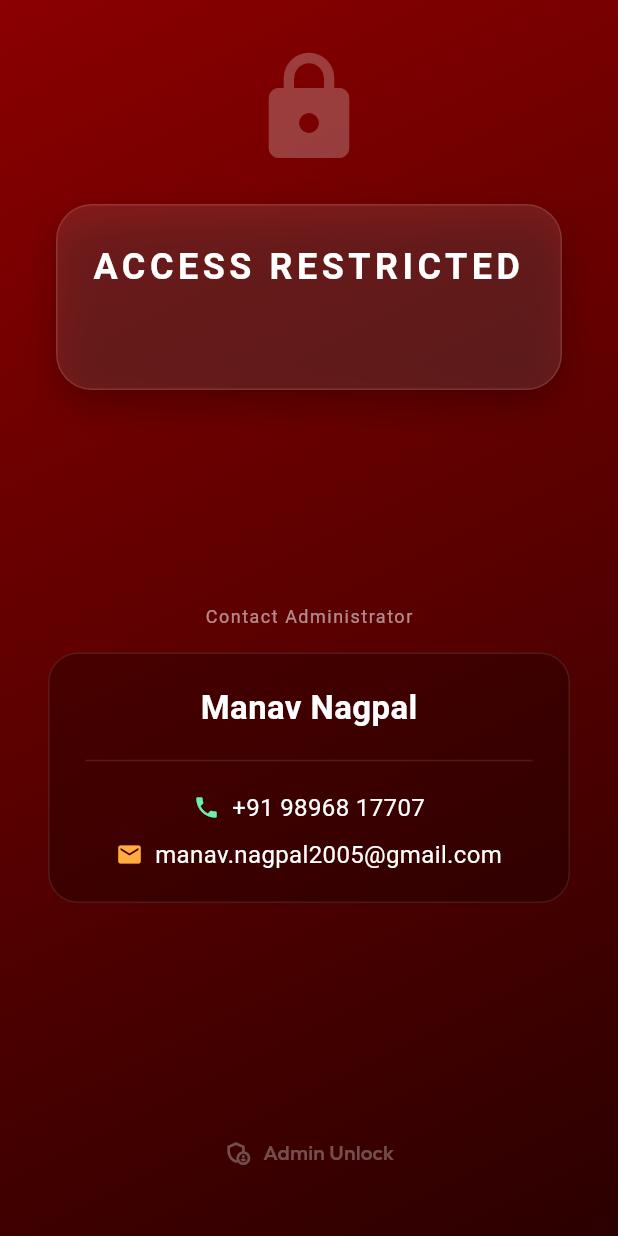
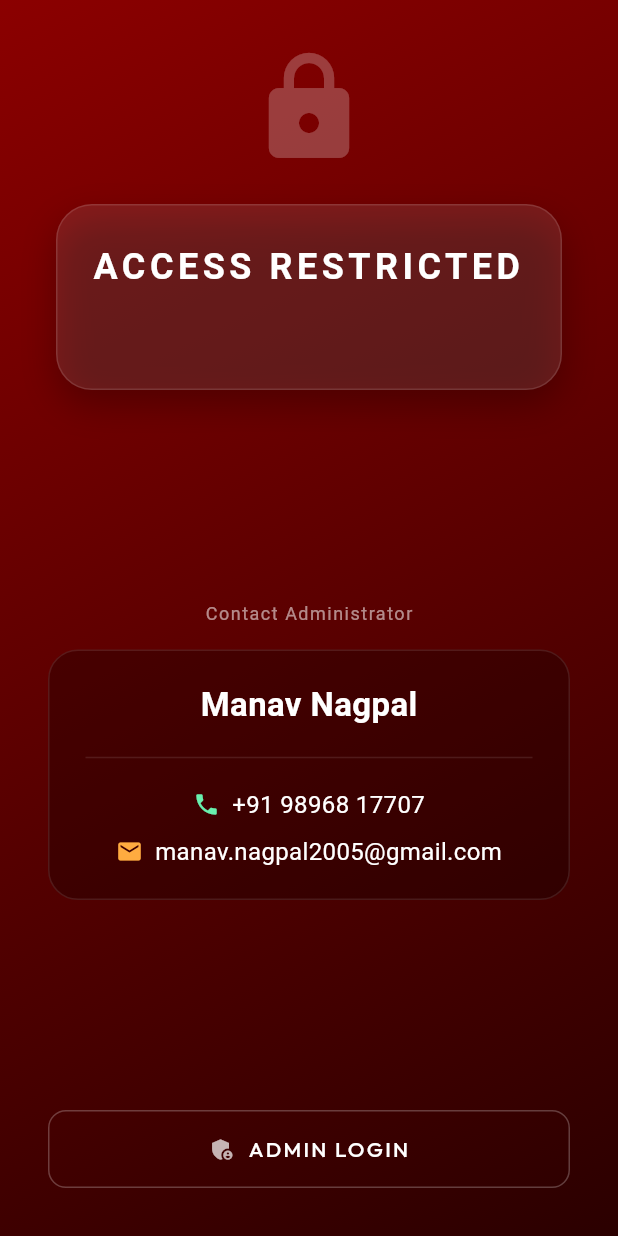
Before and after one commit to manavnagpal08/namkeen_manager, a Flutter app: the AccessRestrictedScreen screen opened directly with empty values, on a phone screen of 412 x 824 dp. Run offline on Flutter 3.47's test engine with Material 3 defaults, Android fonts, the phone set to English and light mode, and no system bars; our stand-ins replace cloud_firestore, firebase_core, fl_chart, google_fonts, image_picker, pdf and 3 more; missing offline and left inert: esc_pos_utils_plus, flutter_pos_printer_platform_image_3; accounts and stored records are empty.

Commit message:
Fix Admin Access: Added visible Admin Login button and restored locking logic

```diff
--- a/lib/screens/access_restricted_screen.dart
+++ b/lib/screens/access_restricted_screen.dart
@@ -109,7 +109,9 @@ class _AccessRestrictedScreenState extends State<AccessRestrictedScreen> {
             colors: [Color(0xFF8B0000), Color(0xFF2B0000)], // Deep Red Gradient
           ),
         ),
-        child: SafeArea(
+        child: Stack(
+          children: [
+            SafeArea(
               child: Padding(
                 padding: const EdgeInsets.all(32.0),
                 child: Column(
@@ -171,22 +173,32 @@ class _AccessRestrictedScreenState extends State<AccessRestrictedScreen> {
 
                     const Spacer(),
 
-                // Admin Unlock Button
-                GestureDetector(
-                  onDoubleTap: _showAdminPanel,
-                  onLongPress: _showAdminPanel,
-                  child: TextButton.icon(
+                    // Admin Unlock Button - VISIBLE & STANDARD
+                    SizedBox(
+                      width: double.infinity,
+                      child: OutlinedButton.icon(
                         onPressed: _showAdminPanel,
-                    icon: const Icon(Icons.admin_panel_settings_outlined, color: Colors.white30),
-                    label: const Text('Admin Unlock', style: TextStyle(color: Colors.white30)),
-                    style: TextButton.styleFrom(
-                      padding: const EdgeInsets.symmetric(horizontal: 24, vertical: 12),
+                        icon: const Icon(Icons.admin_panel_settings, color: Colors.white70),
+                        label: const Text('ADMIN LOGIN', style: TextStyle(color: Colors.white, letterSpacing: 1.5)),
+                        style: OutlinedButton.styleFrom(
+                          padding: const EdgeInsets.symmetric(vertical: 16),
+                          side: const BorderSide(color: Colors.white24),
+                          shape: RoundedRectangleBorder(borderRadius: BorderRadius.circular(12)),
                         ),
                       ),
                     ),
                   ],
                 ),
               ),
+            ),
+            if (_isLoading)
+              Container(
+                color: Colors.black54,
+                child: const Center(
+                  child: CircularProgressIndicator(color: Colors.white),
+                ),
+              ),
+          ],
         ),
       ),
     );
--- a/lib/services/database_service.dart
+++ b/lib/services/database_service.dart
@@ -489,8 +489,8 @@ class DatabaseService {
     return _settingsRef.doc('app_config').snapshots().map((doc) {
       if (doc.exists && doc.data() != null) {
         final data = doc.data() as Map<String, dynamic>;
-        // EMERGENCY OVERRIDE: Unlock the app
-        data['is_locked'] = false;
+        // EMERGENCY OVERRIDE: Unlock the app (comment this out later)
+        // data['is_locked'] = false;
         return data;
       }
       // Default Config (Unlocked)
```
Lines whose indentation alone changed are shown as unchanged.
